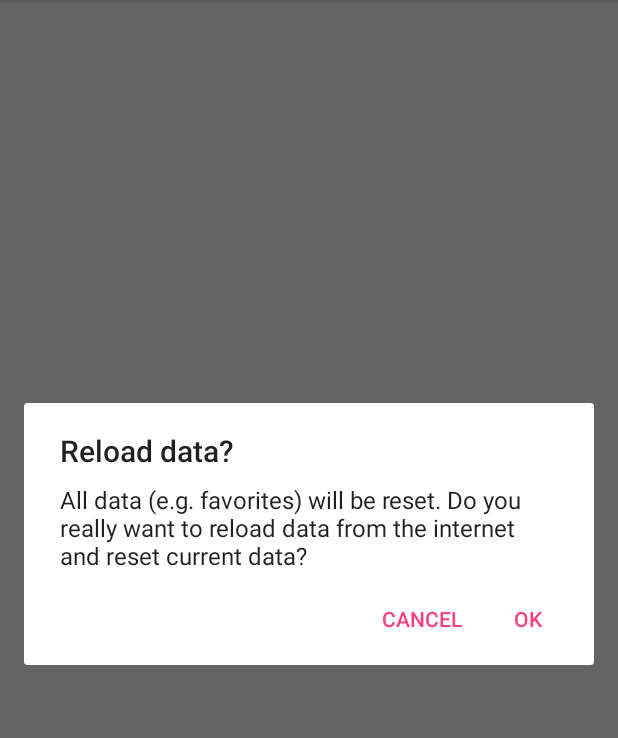
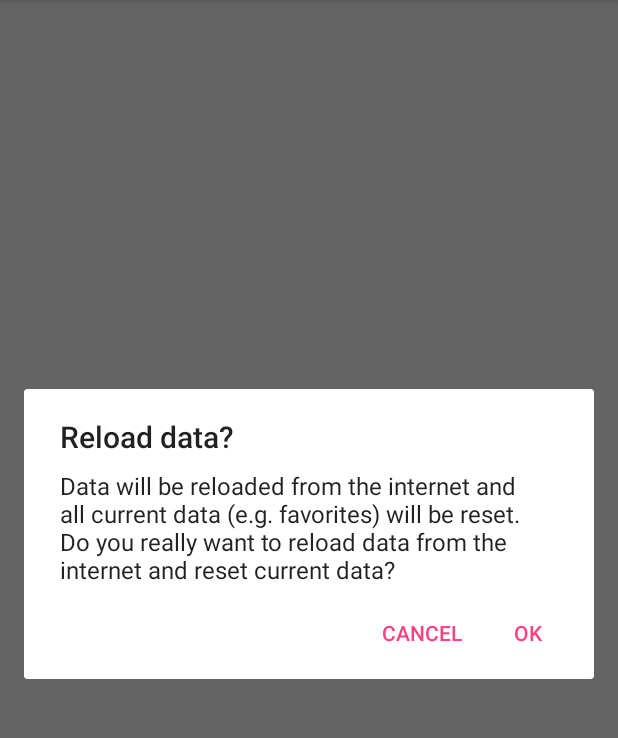
Before and after one commit to livenlearnaday/CountryListKotlin, an Android app: the screen it shows after launch (MainActivity), in the options menu, after a tap on "Fetch Data", on a phone screen of 412 x 824 dp, the part 84-822 px from its top. Run offline under Robolectric (Android 15) with nearby library versions, the phone set to English and light mode, and no system bars; our stand-ins replace Dagger/Hilt's generated code, Room's generated code, Timber, navigation-ui; libraries missing offline, so code that uses them is left out: com.github.twocoffeesoneteam.glidetovectoryou; pictures from the network do not load.

Commit message:
-Clear All data before re-fetching the data

```diff
--- a/app/src/main/java/io/github/livenlearnaday/countrylistkotlin/data/entity/Country.kt
+++ b/app/src/main/java/io/github/livenlearnaday/countrylistkotlin/data/entity/Country.kt
@@ -67,6 +67,9 @@ interface CountryDao {
     @Query("UPDATE country_table SET favorite = 0")
     suspend fun clearAllFavCountries()
 
+    @Query("DELETE FROM country_table")
+    suspend fun clearCountryTable()
+
 
 
 }
--- a/app/src/main/java/io/github/livenlearnaday/countrylistkotlin/data/local/AppDatabase.kt
+++ b/app/src/main/java/io/github/livenlearnaday/countrylistkotlin/data/local/AppDatabase.kt
@@ -41,7 +41,10 @@ abstract class AppDatabase : RoomDatabase() {
                 AppDatabase::class.java,
                 "countrylistkotlin_db"
             )
-                .fallbackToDestructiveMigration()  // no migrations and clear database when upgrade the version
+                .fallbackToDestructiveMigration()
+                // no migrations and clear database when upgrade the database version
+                .fallbackToDestructiveMigrationOnDowngrade()
+                // no migrations and clear database when downgrade the database version
                 .build()
     }
 
--- a/app/src/main/java/io/github/livenlearnaday/countrylistkotlin/data/repository/CountryRepository.kt
+++ b/app/src/main/java/io/github/livenlearnaday/countrylistkotlin/data/repository/CountryRepository.kt
@@ -31,6 +31,9 @@ class CountryRepository @Inject constructor (
         return countryDao.getSearchResults(name, capital)
     }
 
+    suspend fun clearCountryTable() = countryDao.clearCountryTable()
+
+
 
 
 
--- a/app/src/main/java/io/github/livenlearnaday/countrylistkotlin/ui/countries/CountriesFragment.kt
+++ b/app/src/main/java/io/github/livenlearnaday/countrylistkotlin/ui/countries/CountriesFragment.kt
@@ -74,6 +74,9 @@ class CountriesFragment : Fragment(), CountriesAdapter.CountryItemListener {
         })
 
         Timber.v("onViewCreated loaded: %s", loaded)
+        if(!loaded){
+            viewModel.clearCountryTable()
+        }
         setupUI()
         setupObservers()
 
@@ -96,7 +99,7 @@ class CountriesFragment : Fragment(), CountriesAdapter.CountryItemListener {
 
     private fun setupObserverDataFromDb() {
         Timber.v("setupObserverDataFromDb loaded: %s", loaded)
-        viewModel.getAllCountriesFromDb().observe(viewLifecycleOwner, Observer {
+        viewModel.getAllCountriesFromDb().observe(viewLifecycleOwner, {
             it?.let { resource ->
                 when (resource.status) {
                     Status.SUCCESS -> {
@@ -131,7 +134,7 @@ class CountriesFragment : Fragment(), CountriesAdapter.CountryItemListener {
 
     private fun setupObserverDataFromApi() {
         Timber.v("setupObserverDataFromApi loaded: %s", loaded)
-        viewModel.getAllCountries().observe(viewLifecycleOwner, Observer {
+        viewModel.getAllCountries().observe(viewLifecycleOwner, {
             it?.let { resource ->
                 when (resource.status) {
                     Status.SUCCESS -> {
@@ -251,10 +254,11 @@ class CountriesFragment : Fragment(), CountriesAdapter.CountryItemListener {
 
     private fun filter(query: String) {
         if (query != mPrevQuery && query != "" && query != "%") {
-            var fixTextForQuery = "%$query%"
+            val fixTextForQuery = "%$query%"
             mPrevQuery = fixTextForQuery
 
-            viewModel.searchForItems(name = fixTextForQuery, capital = fixTextForQuery).observe(viewLifecycleOwner, Observer {
+            viewModel.searchForItems(name = fixTextForQuery, capital = fixTextForQuery).observe(viewLifecycleOwner,
+                {
                     it?.let { resource ->
                         when (resource.status) {
                             Status.SUCCESS -> {
@@ -316,14 +320,15 @@ class CountriesFragment : Fragment(), CountriesAdapter.CountryItemListener {
         val dialogBuilder = AlertDialog.Builder(requireActivity())
         dialogBuilder.setMessage(R.string.dialog_reload_countries_message)
             .setCancelable(true)
-            .setPositiveButton(android.R.string.ok, DialogInterface.OnClickListener { dialog, id ->
+            .setPositiveButton(android.R.string.ok, { dialog, id ->
                 mCancelItem.isVisible = false
                 mSearchItem.isVisible = true
+                viewModel.clearCountryTable()
                 setupObserverDataFromApi()
             })
             .setNegativeButton(
                 android.R.string.cancel,
-                DialogInterface.OnClickListener { dialog, id ->
+                { dialog, id ->
                     dialog.dismiss()
 
                 })
@@ -343,7 +348,7 @@ class CountriesFragment : Fragment(), CountriesAdapter.CountryItemListener {
     private fun setObserverForFavList() {
         mCancelItem.isVisible = true
         mSearchItem.isVisible = false
-        viewModel.getAllFavCountries().observe(viewLifecycleOwner, Observer {
+        viewModel.getAllFavCountries().observe(viewLifecycleOwner, {
             it?.let { resource ->
                 when (resource.status) {
                     Status.SUCCESS -> {
@@ -386,7 +391,7 @@ class CountriesFragment : Fragment(), CountriesAdapter.CountryItemListener {
         val dialogBuilder = AlertDialog.Builder(requireActivity())
         dialogBuilder.setMessage(R.string.dialog_reset_fav_countries_message)
             .setCancelable(true)
-            .setPositiveButton(android.R.string.ok, DialogInterface.OnClickListener { dialog, id ->
+            .setPositiveButton(android.R.string.ok, { dialog, id ->
                 clearAllFav()
                 mCancelItem.isVisible = false
                 mSearchItem.isVisible = true
@@ -394,7 +399,7 @@ class CountriesFragment : Fragment(), CountriesAdapter.CountryItemListener {
             })
             .setNegativeButton(
                 android.R.string.cancel,
-                DialogInterface.OnClickListener { dialog, id ->
+                { dialog, id ->
                     dialog.dismiss()
 
                 })
--- a/app/src/main/java/io/github/livenlearnaday/countrylistkotlin/ui/countries/CountriesViewModel.kt
+++ b/app/src/main/java/io/github/livenlearnaday/countrylistkotlin/ui/countries/CountriesViewModel.kt
@@ -83,6 +83,10 @@ class CountriesViewModel @Inject constructor(
 
     fun getLoadedFlow() = dataStoreHelperRepository.getLoadedDataPrefFlow()
 
-
+    fun clearCountryTable(){
+        viewModelScope.launch {
+            repository.clearCountryTable()
+        }
+    }
 
 }
--- a/app/src/main/res/values/strings.xml
+++ b/app/src/main/res/values/strings.xml
@@ -16,7 +16,8 @@
 
 
     <string name="dialog_reload_countries_title">Reload data?</string>
-    <string name="dialog_reload_countries_message">All data (e.g. favorites) will be reset. Do you really want to reload data from the internet and reset current data?</string>
+    <string name="dialog_reload_countries_message">Data will be reloaded from the internet and all current data (e.g. favorites) will be reset. Do you really want to reload data from the internet and reset current data?</string>
+
 
     <string name="dialog_reset_fav_countries_title">Reset favorites?</string>
     <string name="dialog_reset_fav_countries_message">All favorites will be reset. Do you really want to reset?</string>
```
Also changed, not shown: app/src/main/AndroidManifest.xml (+5 -2 lines). Lines whose indentation alone changed are shown as unchanged.
